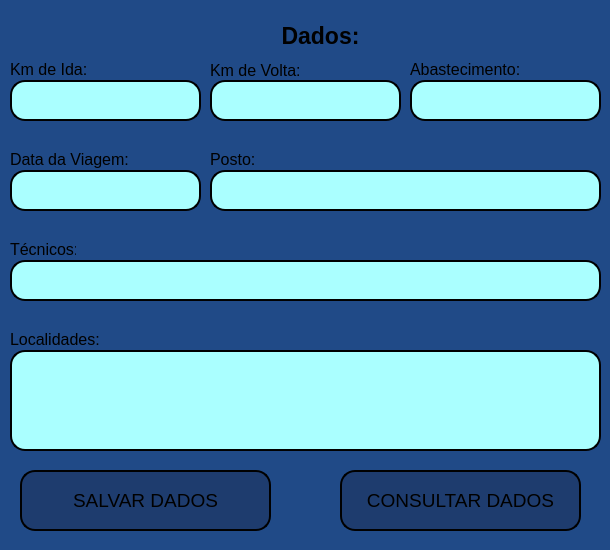
Before: the Qt Designer form Final/dados_veiculos.ui in Charllys-Brauwol/Projeto-Programa-o-BD, drawn with Qt 5.
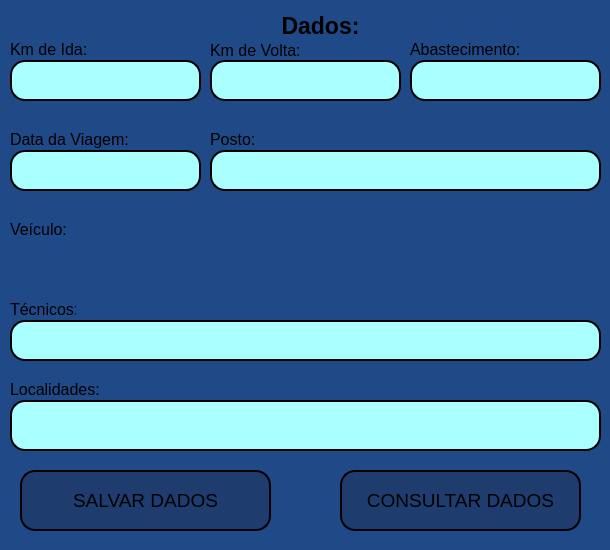
After: the same form once the commit is applied.

What changed in the file:
```diff
--- a/Final/dados_veiculos.ui
+++ b/Final/dados_veiculos.ui
@@ -21,7 +21,7 @@
     <property name="geometry">
      <rect>
       <x>130</x>
-      <y>20</y>
+      <y>10</y>
       <width>381</width>
       <height>31</height>
      </rect>
@@ -47,7 +47,7 @@
     <property name="geometry">
      <rect>
       <x>10</x>
-      <y>60</y>
+      <y>40</y>
       <width>76</width>
       <height>19</height>
      </rect>
@@ -70,7 +70,7 @@
     <property name="geometry">
      <rect>
       <x>210</x>
-      <y>60</y>
+      <y>40</y>
       <width>91</width>
       <height>21</height>
      </rect>
@@ -93,7 +93,7 @@
     <property name="geometry">
      <rect>
       <x>210</x>
-      <y>80</y>
+      <y>60</y>
       <width>191</width>
       <height>41</height>
      </rect>
@@ -164,7 +164,7 @@
     <property name="geometry">
      <rect>
       <x>10</x>
-      <y>80</y>
+      <y>60</y>
       <width>191</width>
       <height>41</height>
      </rect>
@@ -185,7 +185,7 @@
     <property name="geometry">
      <rect>
       <x>410</x>
-      <y>60</y>
+      <y>40</y>
       <width>114</width>
       <height>19</height>
      </rect>
@@ -208,7 +208,7 @@
     <property name="geometry">
      <rect>
       <x>410</x>
-      <y>80</y>
+      <y>60</y>
       <width>191</width>
       <height>41</height>
      </rect>
@@ -229,7 +229,7 @@
     <property name="geometry">
      <rect>
       <x>10</x>
-      <y>170</y>
+      <y>150</y>
       <width>191</width>
       <height>41</height>
      </rect>
@@ -250,7 +250,7 @@
     <property name="geometry">
      <rect>
       <x>10</x>
-      <y>150</y>
+      <y>130</y>
       <width>119</width>
       <height>19</height>
      </rect>
@@ -273,7 +273,7 @@
     <property name="geometry">
      <rect>
       <x>10</x>
-      <y>260</y>
+      <y>320</y>
       <width>591</width>
       <height>41</height>
      </rect>
@@ -294,7 +294,7 @@
     <property name="geometry">
      <rect>
       <x>10</x>
-      <y>240</y>
+      <y>300</y>
       <width>66</width>
       <height>19</height>
      </rect>
@@ -317,7 +317,7 @@
     <property name="geometry">
      <rect>
       <x>210</x>
-      <y>150</y>
+      <y>130</y>
       <width>51</width>
       <height>19</height>
      </rect>
@@ -340,7 +340,7 @@
     <property name="geometry">
      <rect>
       <x>210</x>
-      <y>170</y>
+      <y>150</y>
       <width>391</width>
       <height>41</height>
      </rect>
@@ -361,7 +361,7 @@
     <property name="geometry">
      <rect>
       <x>10</x>
-      <y>330</y>
+      <y>380</y>
       <width>89</width>
       <height>19</height>
      </rect>
@@ -384,9 +384,9 @@
     <property name="geometry">
      <rect>
       <x>10</x>
-      <y>350</y>
+      <y>400</y>
       <width>591</width>
-      <height>101</height>
+      <height>51</height>
      </rect>
     </property>
     <property name="font">
@@ -401,6 +401,29 @@
 background-color: rgb(170, 255, 255);</string>
     </property>
    </widget>
+   <widget class="QLabel" name="label_9">
+    <property name="geometry">
+     <rect>
+      <x>10</x>
+      <y>220</y>
+      <width>119</width>
+      <height>19</height>
+     </rect>
+    </property>
+    <property name="font">
+     <font>
+      <pointsize>12</pointsize>
+      <weight>50</weight>
+      <bold>false</bold>
+     </font>
+    </property>
+    <property name="styleSheet">
+     <string notr="true">background-color: rgb(32, 74, 135);</string>
+    </property>
+    <property name="text">
+     <string>Veículo:</string>
+    </property>
+   </widget>
   </widget>
  </widget>
  <resources/>
```
